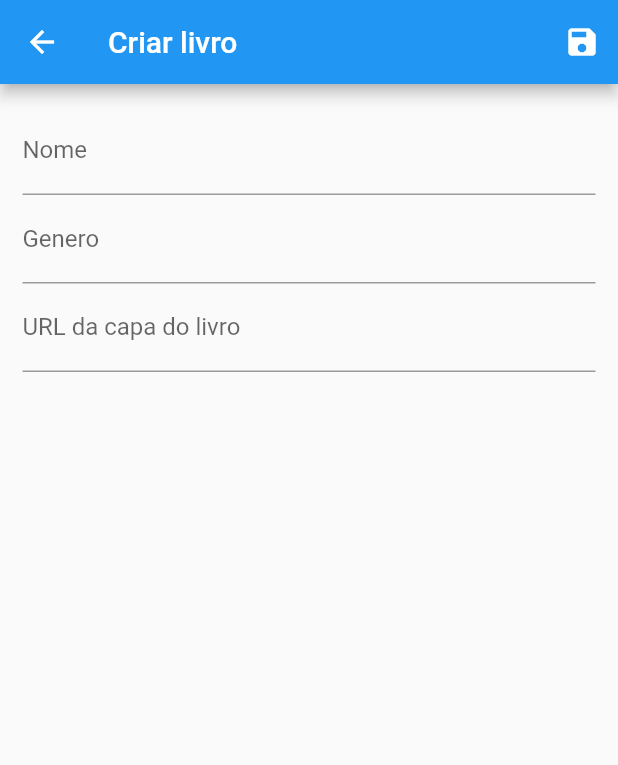
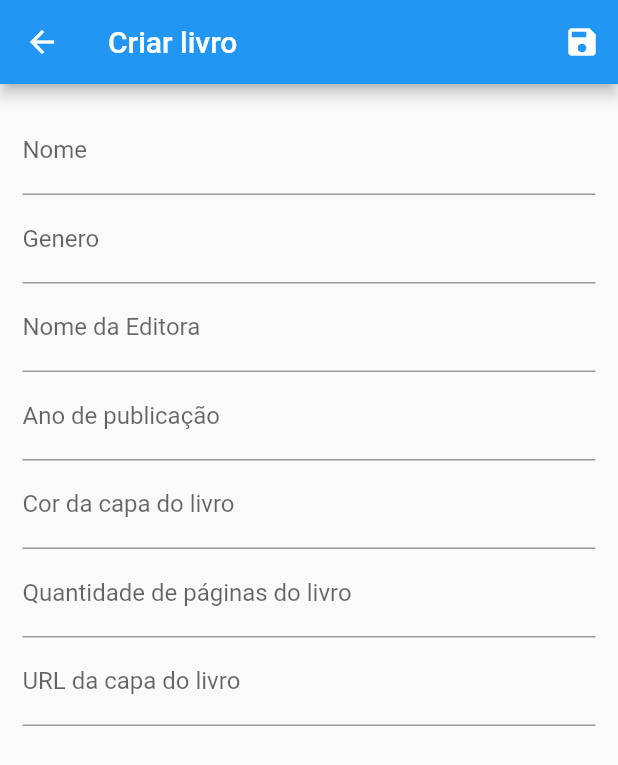
Before and after one commit to LuccaBortoloso/orderbook_mobile, a Flutter app: the CreateLivro screen opened by its route, on a phone screen of 412 x 824 dp. Shown: the top 765 px of the screen. Run offline on Flutter 3.47's test engine with Material 2 defaults, Android fonts, the phone set to English and light mode, and no system bars; our stand-ins replace cloud_firestore, firebase_auth, firebase_core; missing offline and left inert: sortedmap; accounts and stored records are empty.

Commit message:
Atualização
Atualização final

```diff
--- a/lib/components/biblioteca_tile.dart
+++ b/lib/components/biblioteca_tile.dart
@@ -38,6 +38,7 @@ class BibliotecaTile extends StatelessWidget {
                         FlatButton(
                           child: Text('Sim'),
                           onPressed: (){
+                            //Provider.of<Bibliotecas>(context, listen: false).remove(biblioteca);
                             Provider.of<Bibliotecas>(context, listen: false).remove(biblioteca);
                             Navigator.of(context).pop();
                           },
--- a/lib/data/dummy_bibliotecas.dart
+++ b/lib/data/dummy_bibliotecas.dart
@@ -1,8 +1,5 @@
 import 'package:orderbook_aplicativo/models/Biblioteca.dart';
 
 const DUMMY_BIBLIOTECAS = {
-  '1': const Biblioteca(
-    id: '1',
-    nome: 'Biblioteca 01'
-  )
+
 };
--- /dev/null
+++ b/lib/data/dummy_filtro.dart
@@ -0,0 +1,6 @@
+final List<String> filtros = [
+  'Nome do Livro',
+  'Gênero',
+  'Nome da Editora',
+  'Cor da capa'
+];
--- a/lib/data/dummy_livros.dart
+++ b/lib/data/dummy_livros.dart
@@ -1,10 +1,5 @@
 import 'package:orderbook_aplicativo/models/Livro.dart';
 
 const DUMMY_LIVROS = {
-  '1': const Livro(
-      id: '1',
-      nome: 'Livro 01',
-      genero: 'Terror',
-      urlCapaLivro: 'https://cdn.pixabay.com/photo/2015/11/19/21/10/knowledge-1052010_960_720.jpg'
-  )
+
 };
--- a/lib/main.dart
+++ b/lib/main.dart
@@ -1,6 +1,7 @@
 import 'package:firebase_core/firebase_core.dart';
 import 'package:flutter/material.dart';
 import 'package:orderbook_aplicativo/providers/bibliotecas.dart';
+import 'package:orderbook_aplicativo/providers/filtros.dart';
 import 'package:orderbook_aplicativo/providers/livros.dart';
 import 'package:orderbook_aplicativo/telas/Home.dart';
 import 'package:orderbook_aplicativo/telas/Rotas.dart';
@@ -24,6 +25,9 @@ class MyApp extends StatelessWidget {
         ),
         ChangeNotifierProvider(
           create: (ctx) => Livros(),
+        ),
+        ChangeNotifierProvider(
+          create: (ctx) => FiltroNotifier(),
         )
       ],
       child: MaterialApp(
--- a/lib/models/Livro.dart
+++ b/lib/models/Livro.dart
@@ -5,7 +5,12 @@ class Livro {
   final String nome;
   final String genero;
   final String urlCapaLivro;
+  final String nomeEditora;
+  final String anoPublicacao;
+  final String corCapa;
+  final int qntPaginas;
 
-  const Livro({this.id, @required this.nome, @required this.genero, @required this.urlCapaLivro});
+  const Livro({this.id, @required this.nome, @required this.genero, @required this.urlCapaLivro,
+    @required this.nomeEditora, @required this.anoPublicacao, @required this.corCapa, @required this.qntPaginas});
 
 }
--- /dev/null
+++ b/lib/providers/filtros.dart
@@ -0,0 +1,17 @@
+import 'package:flutter/cupertino.dart';
+import 'package:orderbook_aplicativo/data/dummy_filtro.dart';
+
+class FiltroNotifier extends ChangeNotifier{
+  String _currentFiltro = filtros[0];
+
+  FiltroNotifier();
+
+  String get currentFiltro => _currentFiltro;
+
+  updateFiltro(String value) {
+    if(value != _currentFiltro){
+      _currentFiltro = value;
+      notifyListeners();
+    }
+  }
+}
--- a/lib/telas/Create_biblioteca.dart
+++ b/lib/telas/Create_biblioteca.dart
@@ -36,7 +36,7 @@ class _CreateBibliotecaState extends State<CreateBiblioteca> {
               if(isValid){
                 _form.currentState.save();
                 Provider.of<Bibliotecas>(context, listen: false).put(
-                  Biblioteca(id: _formData['id'], nome: _formData['nome'])
+                    Biblioteca(id: _formData['id'], nome: _formData['nome'])
                 );
                 Navigator.of(context).pop();
               }
--- a/lib/telas/Create_livro.dart
+++ b/lib/telas/Create_livro.dart
@@ -1,5 +1,6 @@
 import 'package:flutter/material.dart';
 import 'package:orderbook_aplicativo/models/Livro.dart';
+import 'package:orderbook_aplicativo/providers/filtros.dart';
 import 'package:orderbook_aplicativo/providers/livros.dart';
 import 'package:provider/provider.dart';
 
@@ -27,6 +28,27 @@ class _CreateLivroState extends State<CreateLivro> {
     Livro livro = ModalRoute.of(context).settings.arguments;
     _loadFormData(livro);
 
+    _filtroIndex(){
+      final _singleNotifier = Provider.of<FiltroNotifier>(context, listen: false);
+      int i = 0;
+
+      switch(_singleNotifier.currentFiltro){
+        case "Nome do Livro":
+          i = 0;
+          break;
+        case "Gênero":
+          i = 1;
+          break;
+        case "Nome da Editora":
+          i = 2;
+          break;
+        case "Cor da capa":
+          i = 3;
+          break;
+      }
+      return i;
+    }
+
     return Scaffold(
       appBar: AppBar(
         title: Text('Criar livro'),
@@ -38,7 +60,7 @@ class _CreateLivroState extends State<CreateLivro> {
               if(isValid){
                 _form.currentState.save();
                 Provider.of<Livros>(context, listen: false).put(
-                    Livro(id: _formData['id'], nome: _formData['nome'], genero: _formData['genero'], urlCapaLivro: _formData['urlCapaLivro'])
+                    Livro(id: _formData['id'], nome: _formData['nome'], genero: _formData['genero'], urlCapaLivro: _formData['urlCapaLivro']), _filtroIndex()
                 );
                 Navigator.of(context).pop();
               }
@@ -67,6 +89,34 @@ class _CreateLivroState extends State<CreateLivro> {
                 onSaved: (value) => _formData['genero'] = value,
               ),
               TextFormField(
+                initialValue: _formData['nomeEditora'],
+                decoration: InputDecoration(
+                  labelText: 'Nome da Editora',
+                ),
+                onSaved: (value) => _formData['nomeEditora'] = value,
+              ),
+              TextFormField(
+                initialValue: _formData['anoPublicacao'],
+                decoration: InputDecoration(
+                  labelText: 'Ano de publicação',
+                ),
+                onSaved: (value) => _formData['anoPublicacao'] = value,
+              ),
+              TextFormField(
+                initialValue: _formData['corCapa'],
+                decoration: InputDecoration(
+                  labelText: 'Cor da capa do livro',
+                ),
+                onSaved: (value) => _formData['corCapa'] = value,
+              ),
+              TextFormField(
+                initialValue: _formData['qntPaginas'],
+                decoration: InputDecoration(
+                  labelText: 'Quantidade de páginas do livro',
+                ),
+                onSaved: (value) => _formData['qntPaginas'] = value,
+              ),
+              TextFormField(
                 initialValue: _formData['urlCapaLivro'],
                 decoration: InputDecoration(
                   labelText: 'URL da capa do livro',
--- a/lib/telas/Home.dart
+++ b/lib/telas/Home.dart
@@ -120,7 +120,7 @@ class _HomeState extends State<Home> {
                     child: Text("Entrar", style: TextStyle(color: Colors.white, fontSize: 20),),
                     padding: EdgeInsets.fromLTRB(32, 16, 32, 16),
                     onPressed: (){
-                      Navigator.popAndPushNamed(context, "Menu");
+                      _validarCampos();
                     },
                     color: Colors.lightBlue,
                   ),
--- a/lib/telas/Rotas.dart
+++ b/lib/telas/Rotas.dart
@@ -37,6 +37,7 @@ class Rotas{
         return MaterialPageRoute(
             builder: (_) => CreateLivro()
         );
+
       default:
         _erroRota();
     }
--- a/pubspec.yaml
+++ b/pubspec.yaml
@@ -31,6 +31,7 @@ dependencies:
   firebase_core: ^0.5.0+1
   firebase_auth: ^0.18.1+2
   cloud_firestore: ^0.14.1+3
+  sortedmap: ^0.4.2+1
 
 dev_dependencies:
   flutter_test:
```
Also changed, not shown: lib/providers/bibliotecas.dart (+8 -8 lines), lib/providers/livros.dart (+70 -2 lines), lib/telas/Library.dart (+37 -0 lines), lib/telas/Cadastro.dart (line endings or trailing spaces), pubspec.lock. Lines whose indentation alone changed are shown as unchanged.
